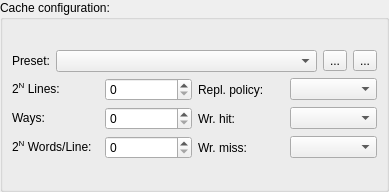
First picture: the form in src/cachesim/cacheconfigwidget.ui, repository Asgqb/UCLM-Ripes-Tomasulo, before the edit.
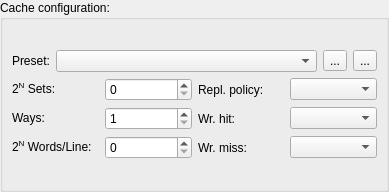
Second picture: the form after the edit.

Commit message: Fixed number of ways (never can be zero) and modified 'sets:' label in cache tab

Diff of the .ui file:
```diff
--- a/src/cachesim/cacheconfigwidget.ui
+++ b/src/cachesim/cacheconfigwidget.ui
@@ -89,7 +89,7 @@
             <item row="4" column="0">
              <widget class="QLabel" name="label_4">
               <property name="text">
-               <string>&lt;html&gt;&lt;head/&gt;&lt;body&gt;&lt;p&gt;2&lt;span style=&quot; vertical-align:super;&quot;&gt;N&lt;/span&gt; Lines:&lt;/p&gt;&lt;/body&gt;&lt;/html&gt;</string>
+               <string>&lt;html&gt;&lt;head/&gt;&lt;body&gt;&lt;p&gt;2&lt;span style=&quot; vertical-align:super;&quot;&gt;N&lt;/span&gt; Sets:&lt;/p&gt;&lt;/body&gt;&lt;/html&gt;</string>
               </property>
              </widget>
             </item>
@@ -154,6 +154,9 @@
                 <verstretch>0</verstretch>
                </sizepolicy>
               </property>
+              <property name="minimum">
+               <number>1</number>
+              </property>
               <property name="maximum">
                <number>32</number>
               </property>
```
